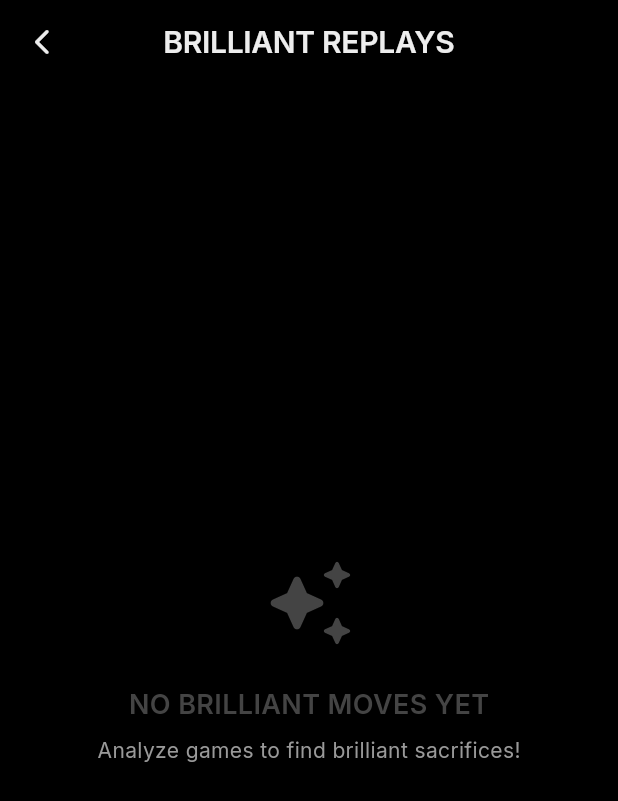
After one commit to shiliaiwei/brilliant_movee, a Flutter app: the BrilliantGamesScreen screen opened by its route, on a phone screen of 412 x 824 dp. The commit adds this screen. Shown: the top 801 px of the screen. Run offline on Flutter 3.47's test engine with Material 3 defaults, Android fonts, the phone set to English and light mode, and no system bars; our stand-ins replace cached_network_image, dio, flutter_riverpod, go_router, google_fonts, just_audio and 1 more; missing offline and left inert: chess; accounts and stored records are empty.

Commit message:
feat: Brilliant Replays and redesigned Review UI (fixed imports)

```diff
--- a/lib/core/router/app_router.dart
+++ b/lib/core/router/app_router.dart
@@ -10,6 +10,7 @@ import '../../features/history/history_screen.dart';
 import '../../features/review/review_screen.dart';
 import '../../features/settings/settings_screen.dart';
 import '../../features/settings/board_selector_screen.dart';
+import '../../features/profile/brilliant_games_screen.dart';
 import '../constants/app_colors.dart';
 import '../constants/app_text_styles.dart';
 import '../services/storage_service.dart';
@@ -27,6 +28,7 @@ abstract final class AppRoutes {
   static const String settings = '/settings';
   static const String boardSelector = '/settings/board';
   static const String tips = '/tips';
+  static const String brilliant = '/brilliant';
 }
 
 class _TabItem {
@@ -267,6 +269,9 @@ final routerProvider = Provider<GoRouter>((ref) {
       GoRoute(
           path: AppRoutes.boardSelector,
           builder: (context, state) => const BoardSelectorScreen()),
+      GoRoute(
+          path: AppRoutes.brilliant,
+          builder: (context, state) => const BrilliantGamesScreen()),
       StatefulShellRoute.indexedStack(
         builder: (context, state, shell) =>
             _ShellScaffold(navigationShell: shell),
--- /dev/null
+++ b/lib/features/profile/brilliant_games_screen.dart
@@ -0,0 +1,104 @@
+import 'dart:convert';
+import 'package:flutter/material.dart';
+import 'package:flutter_riverpod/flutter_riverpod.dart';
+import 'package:go_router/go_router.dart';
+import '../../core/constants/app_colors.dart';
+import '../../core/constants/app_text_styles.dart';
+import '../../core/constants/app_spacing.dart';
+import '../../core/widgets/cht_card.dart';
+import '../../core/services/storage_service.dart';
+import '../../core/router/app_router.dart';
+
+class BrilliantGamesScreen extends ConsumerWidget {
+  const BrilliantGamesScreen({super.key});
+
+  @override
+  Widget build(BuildContext context, WidgetRef ref) {
+    final storage = ref.watch(storageServiceProvider);
+    final rawData = storage.brilliantGamesData;
+
+    final games =
+        rawData.map((e) => jsonDecode(e) as Map<String, dynamic>).toList();
+    // Sort by timestamp if available
+    games.sort((a, b) => (b['timestamp'] ?? 0).compareTo(a['timestamp'] ?? 0));
+
+    return Scaffold(
+      backgroundColor: AppColors.backgroundDeep,
+      appBar: AppBar(
+        title: const Text('BRILLIANT REPLAYS'),
+        centerTitle: true,
+        backgroundColor: AppColors.backgroundDeep,
+        leading: IconButton(
+          icon: const Icon(Icons.arrow_back_ios_new_rounded, size: 20),
+          onPressed: () => context.pop(),
+        ),
+      ),
+      body: games.isEmpty
+          ? Center(
+              child: Column(
+                mainAxisAlignment: MainAxisAlignment.center,
+                children: [
+                  const Icon(Icons.auto_awesome_rounded,
+                      color: AppColors.textDisabled, size: 64),
+                  const SizedBox(height: 24),
+                  Text('NO BRILLIANT MOVES YET',
+                      style: AppTextStyles.title
+                          .copyWith(color: AppColors.textDisabled)),
+                  const SizedBox(height: 8),
+                  Text('Analyze games to find brilliant sacrifices!',
+                      style: AppTextStyles.bodyMuted),
+                ],
+              ),
+            )
+          : ListView.builder(
+              padding: const EdgeInsets.all(AppSpacing.lg),
+              itemCount: games.length,
+              itemBuilder: (context, i) {
+                final game = games[i];
+                final id = game['id'] as String;
+                final pgn = game['pgn'] as String;
+                final moveIndex = game['move'] as int;
+
+                return Padding(
+                  padding: const EdgeInsets.only(bottom: 12),
+                  child: ChtCard(
+                    onTap: () => context.push(
+                        '${AppRoutes.review}?gameId=$id&move=$moveIndex',
+                        extra: pgn),
+                    borderColor: AppColors.brilliant.withValues(alpha: 0.3),
+                    child: Row(
+                      children: [
+                        Container(
+                          width: 48,
+                          height: 48,
+                          decoration: BoxDecoration(
+                            color: AppColors.brilliant.withValues(alpha: 0.1),
+                            shape: BoxShape.circle,
+                          ),
+                          child: const Icon(Icons.auto_awesome,
+                              color: AppColors.brilliant, size: 24),
+                        ),
+                        const SizedBox(width: 16),
+                        Expanded(
+                          child: Column(
+                            crossAxisAlignment: CrossAxisAlignment.start,
+                            children: [
+                              Text('Brilliant Move Found',
+                                  style: AppTextStyles.bodyMedium
+                                      .copyWith(color: Colors.white)),
+                              Text('Tap to replay the sequence',
+                                  style: AppTextStyles.caption),
+                            ],
+                          ),
+                        ),
+                        const Icon(Icons.play_circle_outline_rounded,
+                            color: AppColors.primary),
+                      ],
+                    ),
+                  ),
+                );
+              },
+            ),
+    );
+  }
+}
```
Also changed, not shown: lib/core/services/storage_service.dart (+23 -1 lines), lib/features/profile/profile_screen.dart (+47 -12 lines), lib/features/review/analysis/review_notifier.dart (+16 -2 lines), lib/features/review/review_screen.dart (+13 -2 lines).
